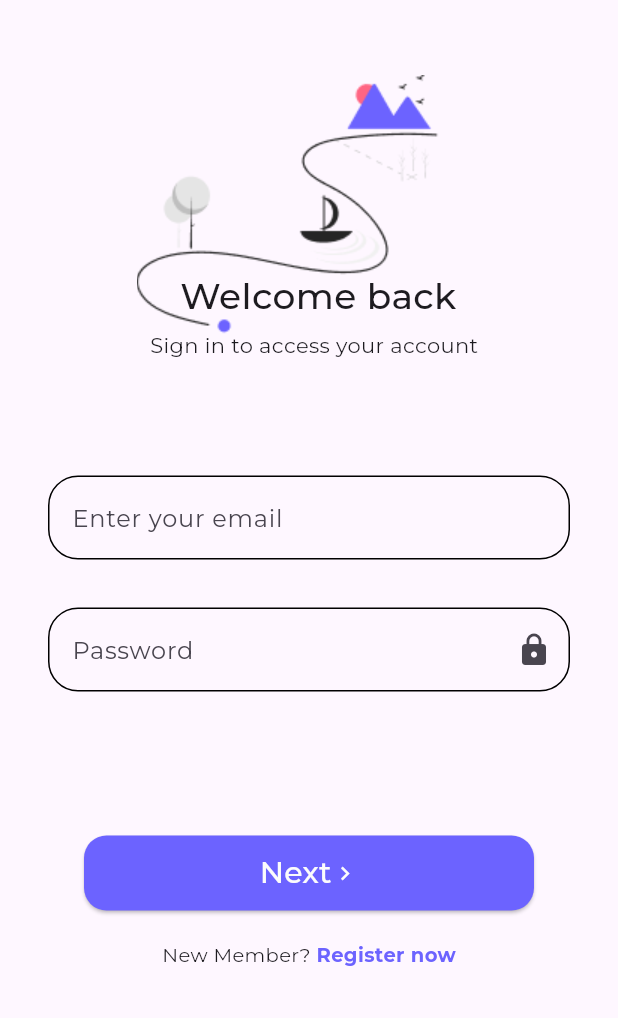
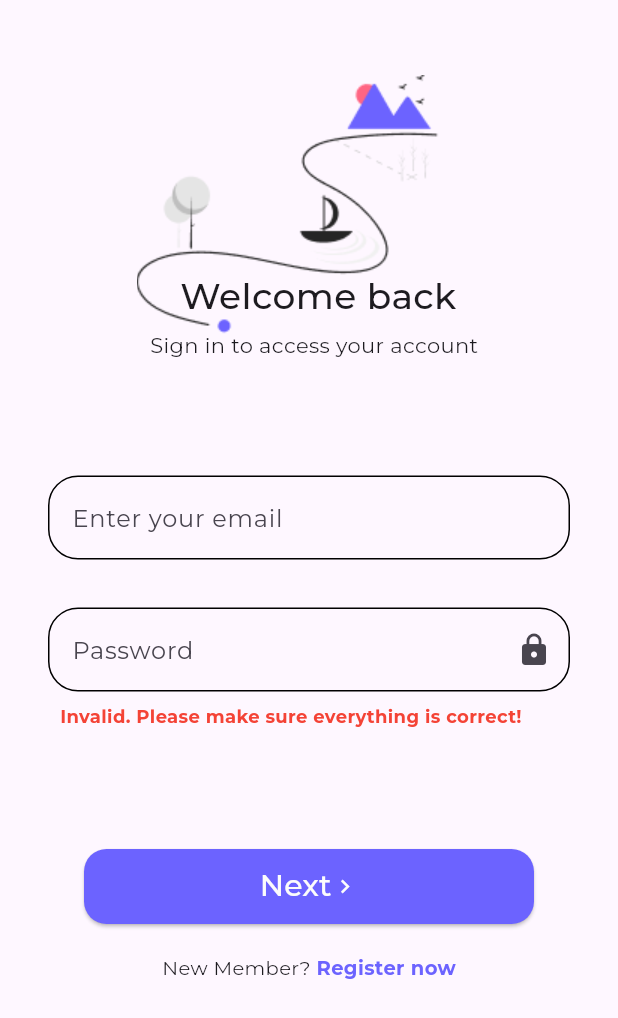
Before and after one commit to prayatnaaa/explora_app, a Flutter app: the LoginPage screen opened directly, after a tap on "Next", on a phone screen of 412 x 824 dp. Shown: the top 1018 px of the screen. Run offline on Flutter 3.47's test engine with Material 3 defaults, Android fonts, the phone set to English and light mode, and no system bars; our stand-ins replace email_validator, google_fonts.

Commit message:
fix the validation and add error message to login page

```diff
--- a/lib/pages/login_page.dart
+++ b/lib/pages/login_page.dart
@@ -15,6 +15,8 @@ class _LoginPageState extends State<LoginPage> {
   TextEditingController emailController = TextEditingController();
   TextEditingController passwordController = TextEditingController();
   bool isPasswordHidden = true;
+  bool errosStatus = false;
+  String errorMessage = "";
 
   @override
   Widget build(BuildContext context) {
@@ -52,7 +54,13 @@ class _LoginPageState extends State<LoginPage> {
             Padding(
               padding: const EdgeInsets.symmetric(horizontal: 32, vertical: 16),
               child: TextField(
+                onTap: () {
+                  setState(() {
+                    errosStatus = false;
+                  });
+                },
                 controller: emailController,
+                keyboardType: TextInputType.emailAddress,
                 style: GoogleFonts.montserrat(),
                 decoration: const InputDecoration(
                     hintText: "Enter your email",
@@ -64,8 +72,14 @@ class _LoginPageState extends State<LoginPage> {
               ),
             ),
             Padding(
-              padding: const EdgeInsets.symmetric(horizontal: 32, vertical: 16),
+              padding: const EdgeInsets.only(
+                  left: 32, top: 16, right: 32, bottom: 8),
               child: TextField(
+                onTap: () {
+                  setState(() {
+                    errosStatus = false;
+                  });
+                },
                 obscureText: isPasswordHidden,
                 controller: passwordController,
                 style: GoogleFonts.montserrat(),
@@ -87,6 +101,20 @@ class _LoginPageState extends State<LoginPage> {
                         borderSide: BorderSide(color: Color(0xFF6C63FF)))),
               ),
             ),
+            Container(
+                margin: const EdgeInsets.only(left: 40),
+                child: Align(
+                    alignment: Alignment.topLeft,
+                    child: Visibility(
+                      visible: errosStatus,
+                      child: Text(
+                        errorMessage,
+                        style: GoogleFonts.montserrat(
+                            fontSize: 12,
+                            fontWeight: FontWeight.bold,
+                            color: Colors.red),
+                      ),
+                    ))),
             Container(
               margin: const EdgeInsets.only(top: 80),
               width: 300,
@@ -119,6 +147,12 @@ class _LoginPageState extends State<LoginPage> {
                         MaterialPageRoute(builder: (context) {
                       return const HomePage();
                     }));
+                  } else {
+                    setState(() {
+                      errosStatus = true;
+                    });
+                    errorMessage =
+                        "Invalid. Please make sure everything is correct!";
                   }
                 },
               ),
```
